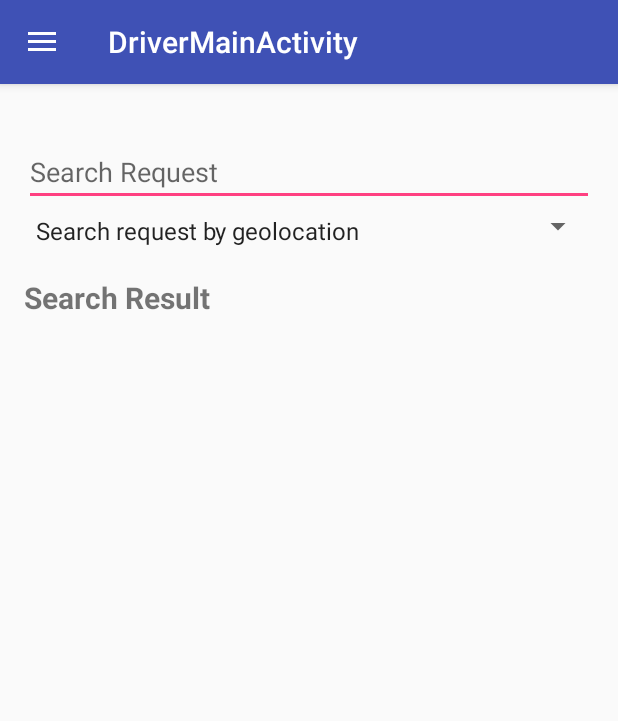
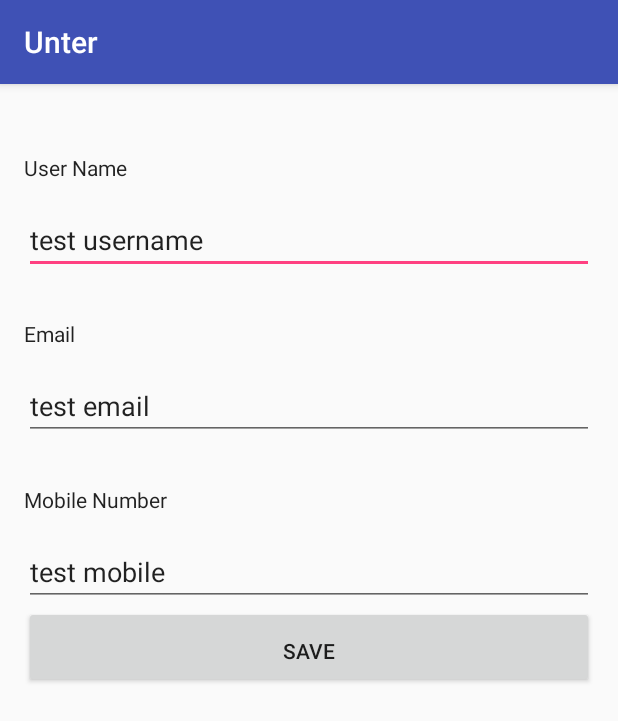
Before and after one commit to CMPUT301F16T18/Unter, an Android app: the DriverMainActivity screen opened directly, with no data from a screen before it, after a tap on "User Profile", on a phone screen of 412 x 824 dp. Shown: the top 721 px of the screen. Run offline under Robolectric (Android 15) with nearby library versions, the phone set to English and light mode, and no system bars; 1 other tap on this screen came first.

Commit message:
added EditUserProfileActivity

```diff
--- a/app/src/main/AndroidManifest.xml
+++ b/app/src/main/AndroidManifest.xml
@@ -19,7 +19,8 @@
         <activity
             android:name=".view.DriverMainActivity"
             android:label="@string/title_activity_driver_main"
-            android:theme="@style/AppTheme.NoActionBar"></activity>
+            android:theme="@style/AppTheme.NoActionBar" />
+        <activity android:name=".view.EditUserProfileActivity"></activity>
     </application>
 
 </manifest>
--- a/app/src/main/java/ca/ualberta/cs/unter/view/DriverMainActivity.java
+++ b/app/src/main/java/ca/ualberta/cs/unter/view/DriverMainActivity.java
@@ -34,7 +34,7 @@ public class DriverMainActivity extends AppCompatActivity
         // https://developer.android.com/guide/topics/ui/controls/spinner.html#Populate
         searchOptionSpinner = (Spinner) findViewById(R.id.search_option);
         searchOptionAdapter = ArrayAdapter.createFromResource(this,
-                R.array.search_option, android.R.layout.simple_spinner_item);
+                                R.array.search_option, android.R.layout.simple_spinner_item);
         searchOptionAdapter.setDropDownViewResource(android.R.layout.simple_spinner_dropdown_item);
         searchOptionSpinner.setAdapter(searchOptionAdapter);
 
@@ -73,8 +73,8 @@ public class DriverMainActivity extends AppCompatActivity
 
         // TODO handle all cases
         if (id == R.id.nav_user_profile) {
-//            Intent intentUserProfile = new Intent(this, EditUserProfileActivity.class);
-//            startActivity(intentUserProfile);
+            Intent intentUserProfile = new Intent(this, EditUserProfileActivity.class);
+            startActivity(intentUserProfile);
         } else if (id == R.id.nav_request) {
 //            Intent intentDriverBrowseRequest = new Intent(this, DriverBrowseRequestActivity.class);
 //            startActivity(intentDriverBrowseRequest);
--- /dev/null
+++ b/app/src/main/java/ca/ualberta/cs/unter/view/EditUserProfileActivity.java
@@ -0,0 +1,73 @@
+package ca.ualberta.cs.unter.view;
+
+import android.support.v7.app.AppCompatActivity;
+import android.os.Bundle;
+import android.util.Patterns;
+import android.view.View;
+import android.widget.Button;
+import android.widget.EditText;
+import android.widget.Toast;
+
+import ca.ualberta.cs.unter.R;
+
+public class EditUserProfileActivity extends AppCompatActivity implements View.OnClickListener {
+    private EditText usernameText;
+    private EditText emailText;
+    private EditText mobileText;
+
+    private Button saveButton;
+
+    @Override
+    protected void onCreate(Bundle savedInstanceState) {
+        super.onCreate(savedInstanceState);
+        setContentView(R.layout.activity_edit_user_profile);
+
+        usernameText = (EditText) findViewById(R.id.username_name);
+        emailText = (EditText) findViewById(R.id.email_address);
+        mobileText = (EditText) findViewById(R.id.mobile_number);
+
+        // TODO get the user, use the user to setText
+        usernameText.setText("test username");   // setText(user.getName)
+        emailText.setText("test email");      // setText(user.getEmail)
+        mobileText.setText("test mobile");     // setText(user.getMobile)
+
+        saveButton = (Button) findViewById(R.id.save_button);
+        assert saveButton != null;
+        saveButton.setOnClickListener(this);
+    }
+
+    @Override
+    public void onStart() {
+        super.onStart();
+    }
+
+    @Override
+    public void onClick(View view) {
+        if (view == saveButton ) {
+            editProfile();
+        }
+    }
+
+    public void editProfile(){
+        String username = usernameText.getText().toString();
+        String email = emailText.getText().toString();
+        String mobile = mobileText.getText().toString();
+
+        boolean validUsername = !(username.isEmpty() || username.trim().isEmpty());
+        boolean validEmail = Patterns.EMAIL_ADDRESS.matcher(email).matches();
+        boolean validMobile = Patterns.PHONE.matcher(mobile).matches();
+
+        if ( !(validUsername && validEmail && validMobile) ){
+            Toast.makeText(this, "Username/Email/Mobile is not valid.", Toast.LENGTH_SHORT).show();
+        } else {
+            try {
+                // TODO check duplicate user name
+                // TODO change user info to elastic search
+
+                finish();
+            } catch (Exception e) {
+                e.printStackTrace();
+            }
+        }
+    }
+}
--- /dev/null
+++ b/app/src/main/res/layout/activity_edit_user_profile.xml
@@ -0,0 +1,77 @@
+<?xml version="1.0" encoding="utf-8"?>
+<LinearLayout xmlns:android="http://schemas.android.com/apk/res/android"
+    xmlns:tools="http://schemas.android.com/tools"
+    android:orientation="vertical"
+    android:layout_width="match_parent"
+    android:layout_height="match_parent"
+    android:paddingBottom="@dimen/activity_vertical_margin"
+    android:paddingLeft="@dimen/activity_horizontal_margin"
+    android:paddingRight="@dimen/activity_horizontal_margin"
+    android:paddingTop="@dimen/activity_vertical_margin"
+    tools:context="ca.ualberta.cs.unter.view.EditUserProfileActivity">
+
+    <TextView
+        android:id="@+id/username"
+        android:layout_width="match_parent"
+        android:layout_height="wrap_content"
+        android:paddingTop="30dp"
+        android:paddingBottom="@dimen/activity_vertical_margin"
+        android:text="@string/username"
+        android:textAppearance="@style/TextAppearance.AppCompat.Body1" />
+    <EditText
+        android:id="@+id/username_name"
+        android:layout_width="match_parent"
+        android:layout_height="wrap_content"
+        android:hint="@string/new_username_input"
+        android:inputType="textNoSuggestions|textVisiblePassword"
+        android:paddingTop="10dp"
+        android:maxLines="1"/>
+
+
+    <!--email-->
+    <TextView
+        android:id="@+id/email"
+        android:layout_width="match_parent"
+        android:layout_height="wrap_content"
+        android:paddingTop="30dp"
+        android:paddingBottom="@dimen/activity_vertical_margin"
+        android:text="@string/email"
+        android:textAppearance="@style/TextAppearance.AppCompat.Body1" />
+    <EditText
+        android:id="@+id/email_address"
+        android:layout_width="match_parent"
+        android:layout_height="wrap_content"
+        android:hint="@string/new_email_input"
+        android:inputType="textEmailAddress"
+        android:paddingTop="10dp"
+        android:maxLines="1"/>
+
+    <!--mobile-->
+    <TextView
+        android:id="@+id/mobile"
+        android:layout_width="match_parent"
+        android:layout_height="wrap_content"
+        android:paddingTop="30dp"
+        android:paddingBottom="@dimen/activity_vertical_margin"
+        android:text="@string/mobile"
+        android:textAppearance="@style/TextAppearance.AppCompat.Body1" />
+    <EditText
+        android:id="@+id/mobile_number"
+        android:layout_width="match_parent"
+        android:layout_height="wrap_content"
+        android:hint="@string/new_mobile_input"
+        android:inputType="phone"
+        android:paddingTop="10dp"
+        android:maxLines="1"/>
+
+
+    <!--save button-->
+    <Button
+        android:id="@+id/save_button"
+        android:layout_width="match_parent"
+        android:layout_height="wrap_content"
+        android:text="@string/save_button"
+        android:paddingTop="20dp"
+        android:paddingBottom="15dp"/>
+
+</LinearLayout>
--- a/app/src/main/res/values/strings.xml
+++ b/app/src/main/res/values/strings.xml
@@ -4,7 +4,7 @@
     <string name="app_name">Unter</string>
 
     <!--LoginActivity and SignupActivity-->
-    <string name="username_input">Enter Username</string>
+    <string name="username_input">Enter User Name</string>
     <string name="email_input">Enter Email Address</string>
     <string name="mobile_input">Enter Mobile Phone Number</string>
     <string name="select_role_text">Select A Role</string>
@@ -24,12 +24,18 @@
     <!--DriverMainActivity-->
     <string name="search_request">Search Request</string>
     <string name="search_result">Search Result</string>
-
-    <!--Spinner-->
     <string-array name="search_option">
         <item>Search request by geolocation</item>
         <item>Search request by keyword</item>
     </string-array>
 
+    <!--EditUserProfileActivity-->
+    <string name="username">User Name</string>
+    <string name="mobile">Mobile Number</string>
+    <string name="email">Email</string>
+    <string name="save_button">Save</string>
+    <string name="new_username_input">Enter New User Name</string>
+    <string name="new_email_input">Enter New Email Address</string>
+    <string name="new_mobile_input">Enter New Mobile Phone Number</string>
 
 </resources>
```
